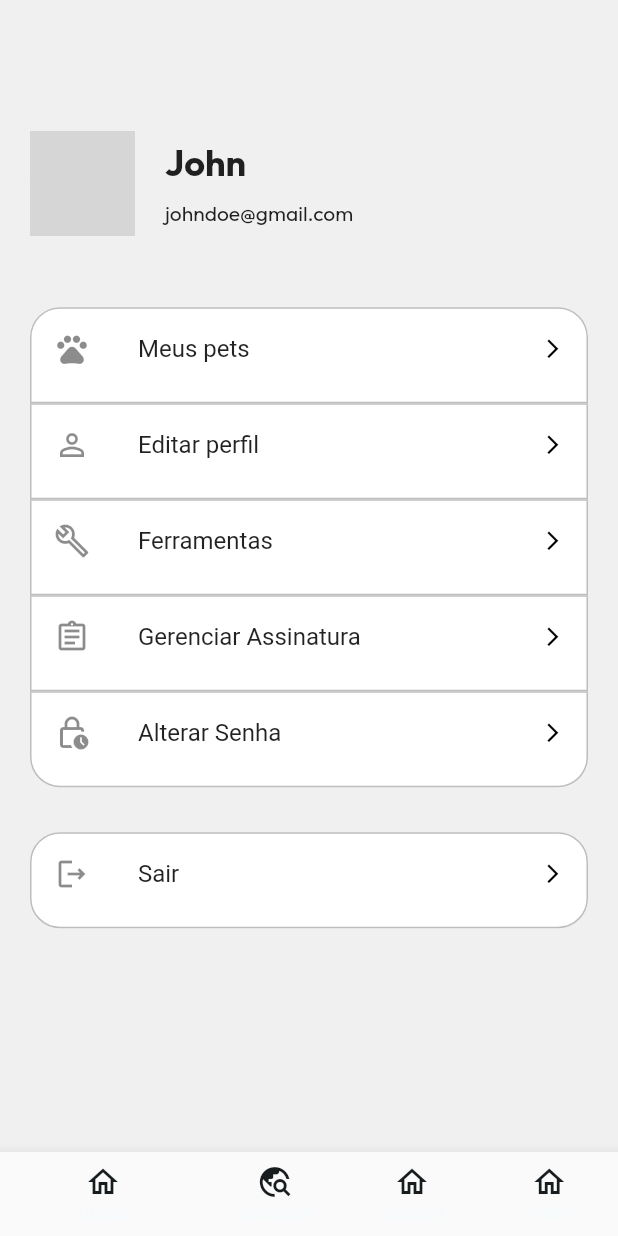
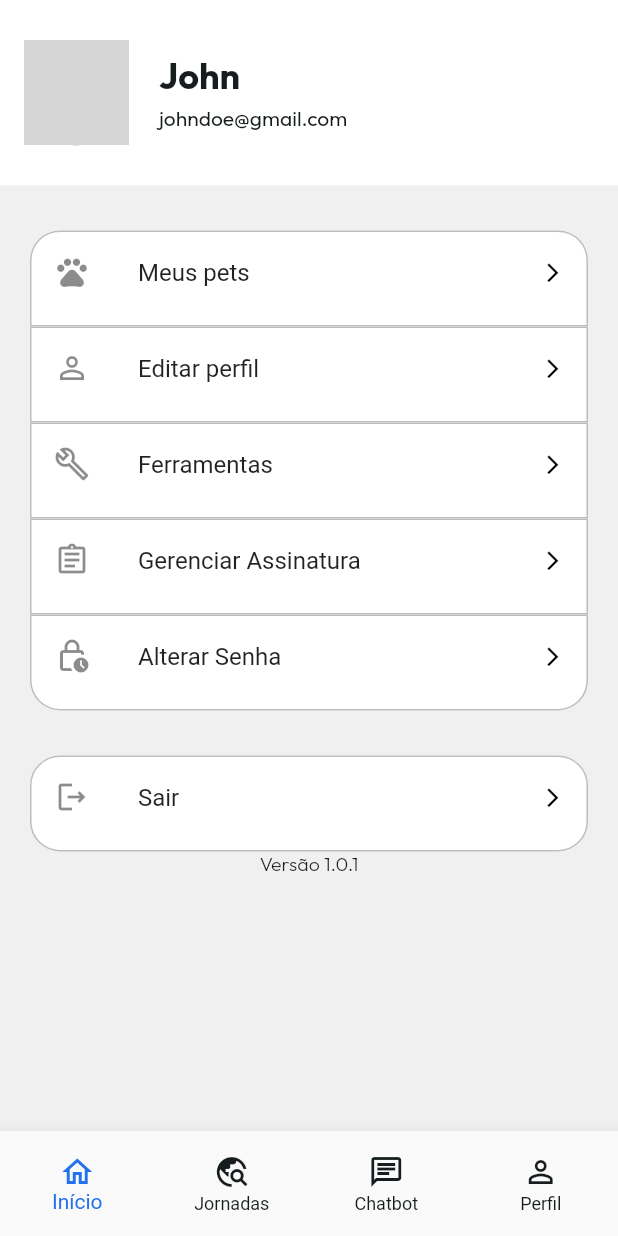
Before and after one commit to Zorzan99/budz_bloc, a Flutter app: the screen it shows after launch, on a phone screen of 412 x 824 dp. Run offline on Flutter 3.47's test engine with Material 2 defaults, Android fonts, the phone set to English and light mode, and no system bars; network calls fail; grey boxes are pictures that could not be loaded.

```diff
--- a/lib/app/budz_app.dart
+++ b/lib/app/budz_app.dart
@@ -1,5 +1,8 @@
 import 'package:budz_bloc/app/core/ui/theme/theme_config.dart';
+import 'package:budz_bloc/app/pages/confirm_deletion/confirm_deletion_page.dart';
+import 'package:budz_bloc/app/pages/end/end_page.dart';
 import 'package:budz_bloc/app/pages/home/home_page.dart';
+import 'package:budz_bloc/app/pages/profile/profile_page.dart';
 import 'package:flutter/material.dart';
 
 class BudzApp extends StatelessWidget {
@@ -13,6 +16,9 @@ class BudzApp extends StatelessWidget {
       debugShowCheckedModeBanner: false,
       routes: {
         '/': (context) => const HomePage(),
+        '/profile': (context) => const ProfilePage(),
+        '/deletionPage': (context) => const ConfirmDeletionPage(),
+        '/endPage': (context) => const EndPage(),
       },
     );
   }
--- a/lib/app/core/ui/theme/theme_config.dart
+++ b/lib/app/core/ui/theme/theme_config.dart
@@ -6,20 +6,20 @@ import 'package:flutter/material.dart';
 class ThemeConfig {
   ThemeConfig._();
   static final _defaultInputBorder = OutlineInputBorder(
-    borderRadius: BorderRadius.circular(7),
+    borderRadius: BorderRadius.circular(16),
     borderSide: BorderSide(color: Colors.grey[400]!),
   );
 
   static final theme = ThemeData(
     scaffoldBackgroundColor: Colors.white,
-    appBarTheme: const AppBarTheme(
-      backgroundColor: Colors.white,
-      elevation: 0,
-      centerTitle: true,
-      iconTheme: IconThemeData(
-        color: Colors.black,
-      ),
-    ),
+    appBarTheme: AppBarTheme(
+        backgroundColor: Colors.white,
+        elevation: 0,
+        centerTitle: true,
+        iconTheme: const IconThemeData(
+          color: Colors.black,
+        ),
+        titleTextStyle: TextStyle(color: ColorsApp.i.primary)),
     primaryColor: ColorsApp.i.primary,
     colorScheme: ColorScheme.fromSeed(
       seedColor: ColorsApp.i.primary,
--- a/lib/app/pages/home/home_page.dart
+++ b/lib/app/pages/home/home_page.dart
@@ -10,54 +10,10 @@ class HomePage extends StatelessWidget {
   @override
   Widget build(BuildContext context) {
     return Scaffold(
-      bottomNavigationBar: BottomNavigationBar(
-        items: [
-          BottomNavigationBarItem(
-            icon: Icon(
-              Icons.home_outlined,
-              color: context.colors.primary,
-            ),
-            label: 'Início',
-          ),
-          BottomNavigationBarItem(
-            icon: Icon(
-              Icons.travel_explore_outlined,
-              color: context.colors.primary,
-            ),
-            label: 'Jornadas',
-          ),
-          BottomNavigationBarItem(
-            icon: Icon(
-              Icons.home_outlined,
-              color: context.colors.primary,
-            ),
-            label: 'ChatBot',
-          ),
-          BottomNavigationBarItem(
-            icon: Icon(
-              Icons.home_outlined,
-              color: context.colors.primary,
-            ),
-            label: 'Perfil',
-          ),
-        ],
-        showSelectedLabels: true,
-        showUnselectedLabels: true,
-        selectedLabelStyle: const TextStyle(color: Colors.black),
-        unselectedLabelStyle: const TextStyle(color: Colors.black),
-      ),
-      backgroundColor: const Color(0xFFF0F0F0),
-      body: Padding(
-        padding: const EdgeInsets.all(20.0),
-        child: Column(
-          children: [
-            const SizedBox(
-              height: 20,
-            ),
-            SizedBox(
-              height: context.percentHeight(.2),
-              width: double.infinity,
-              child: Row(
+      appBar: AppBar(
+        toolbarHeight: context.percentHeight(.15),
+        title: Row(
+          crossAxisAlignment: CrossAxisAlignment.center,
           children: [
             const CircleAvatar(
               radius: 35,
@@ -68,7 +24,6 @@ class HomePage extends StatelessWidget {
               width: 20,
             ),
             Column(
-                    mainAxisAlignment: MainAxisAlignment.center,
               crossAxisAlignment: CrossAxisAlignment.start,
               children: [
                 Text(
@@ -78,7 +33,7 @@ class HomePage extends StatelessWidget {
                   ),
                 ),
                 const SizedBox(
-                        height: 10,
+                  height: 5,
                 ),
                 Text(
                   'johndoe@gmail.com',
@@ -91,31 +46,84 @@ class HomePage extends StatelessWidget {
           ],
         ),
       ),
-            const CardWidget(
+      bottomNavigationBar: SizedBox(
+        height: 70,
+        child: BottomNavigationBar(
+          type: BottomNavigationBarType.fixed,
+          items: const [
+            BottomNavigationBarItem(
+              icon: Icon(
+                Icons.home_outlined,
+              ),
+              label: 'Início',
+            ),
+            BottomNavigationBarItem(
+              icon: Icon(
+                Icons.travel_explore_outlined,
+              ),
+              label: 'Jornadas',
+            ),
+            BottomNavigationBarItem(
+              icon: Icon(
+                Icons.chat_outlined,
+              ),
+              label: 'Chatbot',
+            ),
+            BottomNavigationBarItem(
+              icon: Icon(
+                Icons.person_outline,
+              ),
+              label: 'Perfil',
+            ),
+          ],
+          showSelectedLabels: true,
+          showUnselectedLabels: true,
+          selectedItemColor: context.colors.secondary,
+          unselectedItemColor: context.colors.primary,
+        ),
+      ),
+      backgroundColor: const Color(0xFFF0F0F0),
+      body: SingleChildScrollView(
+        child: Padding(
+          padding: const EdgeInsets.all(20.0),
+          child: Column(
+            children: [
+              const SizedBox(
+                height: 10,
+              ),
+              CardWidget(
+                onTap: () {},
                 label: 'Meus pets',
                 iconLeading: Icons.pets_outlined,
-              borderRadius: BorderRadius.only(
-                  topLeft: Radius.circular(20), topRight: Radius.circular(20)),
+                borderRadius: const BorderRadius.only(
+                    topLeft: Radius.circular(20),
+                    topRight: Radius.circular(20)),
               ),
-            const CardWidget(
+              CardWidget(
+                onTap: () {
+                  Navigator.of(context).pushNamed('/profile');
+                },
                 label: 'Editar perfil',
                 iconLeading: Icons.person_outline,
                 borderRadius: BorderRadius.zero,
               ),
-            const CardWidget(
+              CardWidget(
+                onTap: () {},
                 label: 'Ferramentas',
                 iconLeading: Icons.build_outlined,
                 borderRadius: BorderRadius.zero,
               ),
-            const CardWidget(
+              CardWidget(
+                onTap: () {},
                 label: 'Gerenciar Assinatura',
                 iconLeading: Icons.assignment_outlined,
                 borderRadius: BorderRadius.zero,
               ),
-            const CardWidget(
+              CardWidget(
+                onTap: () {},
                 label: 'Alterar Senha',
                 iconLeading: Icons.lock_clock_outlined,
-              borderRadius: BorderRadius.only(
+                borderRadius: const BorderRadius.only(
                     bottomLeft: Radius.circular(20),
                     bottomRight: Radius.circular(20)),
               ),
@@ -123,11 +131,17 @@ class HomePage extends StatelessWidget {
                 height: 30,
               ),
               CardWidget(
+                onTap: () {},
                 label: 'Sair',
                 iconLeading: Icons.logout_outlined,
                 borderRadius: BorderRadius.circular(20),
               ),
+              Text(
+                'Versão 1.0.1',
+                style: context.textStyles.textLigth.copyWith(fontSize: 13),
+              ),
             ],
+          ),
         ),
       ),
     );
--- a/lib/app/pages/home/widgets/card_widget.dart
+++ b/lib/app/pages/home/widgets/card_widget.dart
@@ -4,17 +4,21 @@ class CardWidget extends StatelessWidget {
   final String label;
   final IconData iconLeading;
   final BorderRadius borderRadius;
+  final VoidCallback onTap;
   const CardWidget(
       {Key? key,
       required this.label,
       required this.iconLeading,
-      required this.borderRadius})
+      required this.borderRadius,
+      required this.onTap})
       : super(key: key);
 
   @override
   Widget build(BuildContext context) {
     return SizedBox(
       height: 64,
+      child: GestureDetector(
+        onTap: onTap,
         child: Card(
           elevation: 0,
           margin: EdgeInsets.zero,
@@ -31,6 +35,7 @@ class CardWidget extends StatelessWidget {
             ),
           ),
         ),
+      ),
     );
   }
 }
--- a/pubspec.yaml
+++ b/pubspec.yaml
@@ -35,6 +35,8 @@ dependencies:
   # The following adds the Cupertino Icons font to your application.
   # Use with the CupertinoIcons class for iOS style icons.
   cupertino_icons: ^1.0.2
+  provider: ^6.0.5
+
 
 dev_dependencies:
   flutter_test:
@@ -59,8 +61,8 @@ flutter:
   uses-material-design: true
 
   # To add assets to your application, add an assets section, like this:
-  # assets:
-  #   - images/a_dot_ham.jpeg
+  assets:
+    - assets/images/
 
   # An image asset can refer to one or more resolution-specific "variants", see
   # https://flutter.dev/assets-and-images/#resolution-aware
```
Also changed, not shown: lib/app/core/provider/application_binding.dart (added, +16 -0 lines), lib/app/core/ui/widgets/button.dart (+14 -0 lines), lib/app/pages/confirm_deletion/confirm_deletion_page.dart (added, +189 -0 lines), lib/app/pages/confirm_deletion/widgets/check_box_list_tile.dart (added, +39 -0 lines), lib/app/pages/end/end_page.dart (added, +63 -0 lines), lib/app/pages/profile/profile_page.dart (added, +157 -0 lines), assets/images/Logo.png (added), assets/images/Triste1.png (added), assets/images/budz.png (added), pubspec.lock. Lines whose indentation alone changed are shown as unchanged.
